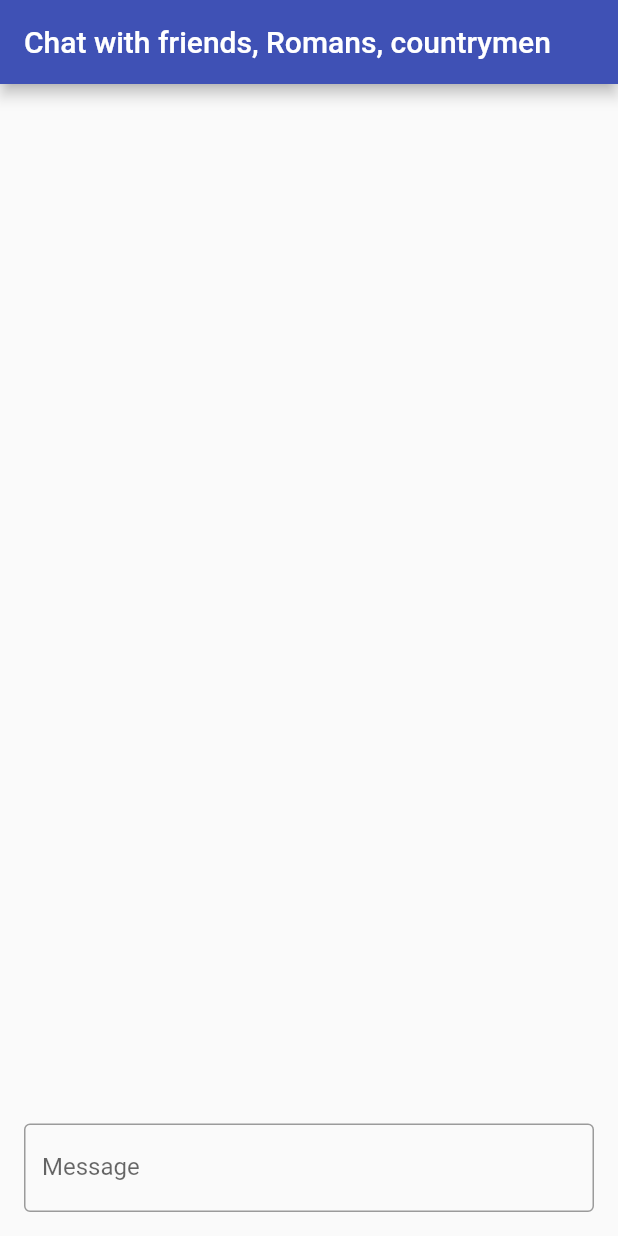
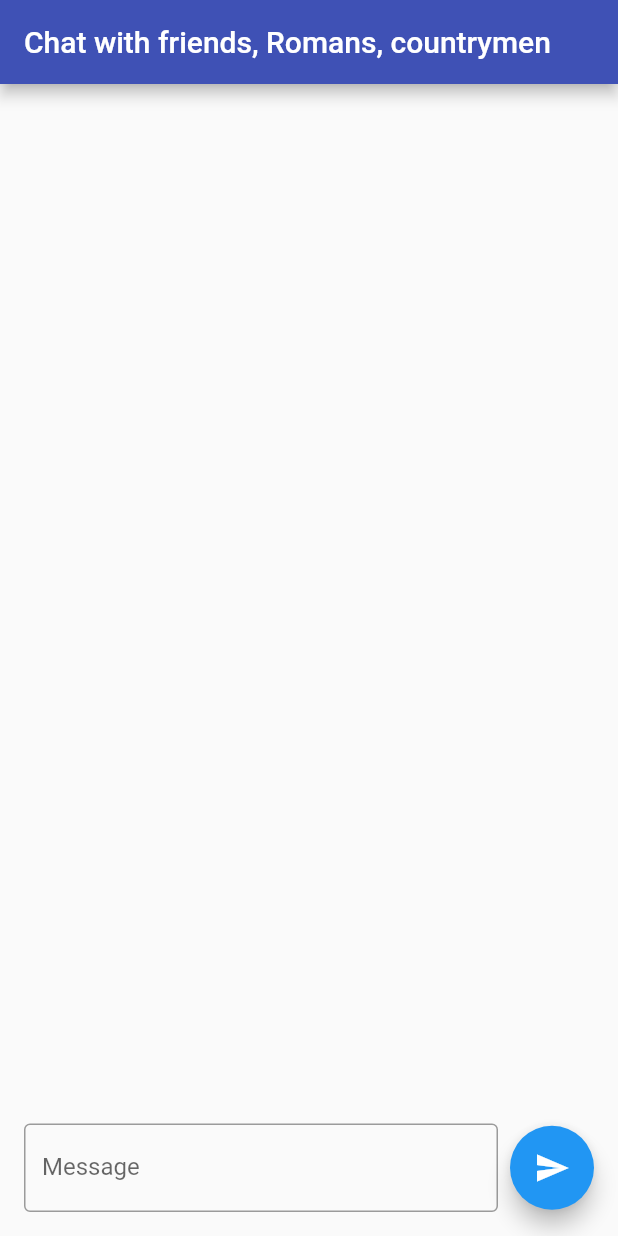
Before and after one commit to kostaleonard/populare, a Flutter app: the screen it shows after launch, on a phone screen of 412 x 824 dp. Run offline on Flutter 3.47's test engine with Material 2 defaults, Android fonts, the phone set to English and light mode, and no system bars.

Commit message:
Added submit button
Signed-off-by: Leo Kosta <kostaleonard@gmail.com>

```diff
--- a/lib/chat.dart
+++ b/lib/chat.dart
@@ -33,6 +33,8 @@ class _ChatWidgetState extends State<ChatWidget> {
         body: Container(
             alignment: Alignment.bottomCenter,
             padding: const EdgeInsets.all(16.0),
+            child: Row(children: [
+              Expanded(
                   child: TextField(
                       controller: _textEditingController,
                       decoration: const InputDecoration(
@@ -40,7 +42,15 @@ class _ChatWidgetState extends State<ChatWidget> {
                       onSubmitted: (String text) {
                         final post = ChatPost(text: text);
                         submitPost(post);
-                })));
+                      })),
+              Padding(
+                  padding: const EdgeInsets.only(left: 8.0),
+                  child: FloatingActionButton(
+                      child: const Icon(Icons.send),
+                      onPressed: () => {
+                            //TODO submit post, but call text field's onSubmitted
+                          }))
+            ])));
   }
 
   void submitPost(ChatPost post) {
```
Lines whose indentation alone changed are shown as unchanged.
